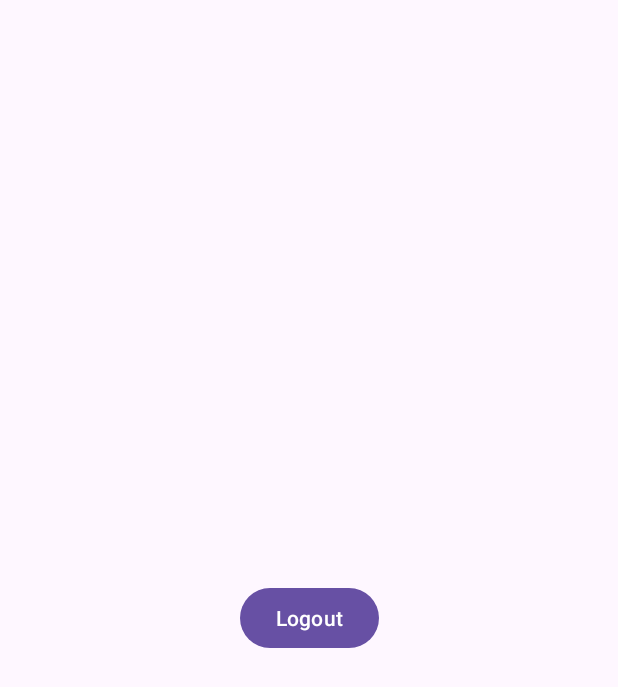
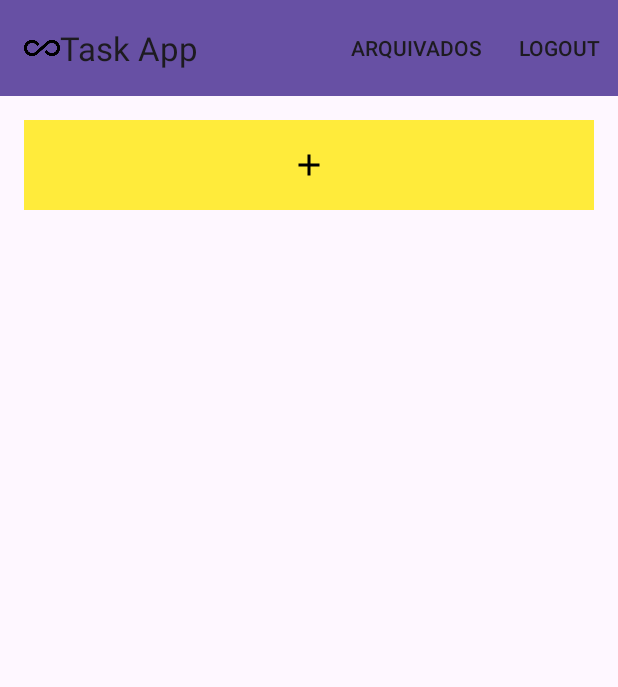
Before and after one commit to danalcantara/TaskApp, an Android app: the screen it shows after launch once a user with an empty profile is signed in (MainActivity), on a phone screen of 412 x 824 dp. Shown: the top 687 px of the screen. Run offline under Robolectric (Android 15) with nearby library versions, the phone set to English and light mode, and no system bars; our stand-ins replace Firebase (no records; nobody signed in at launch, a user with empty details on screens opened directly).

Commit message:
adiciona lista tarefas, adiciona menu, e muito mais

```diff
--- /dev/null
+++ b/app/src/main/java/com/doublevision/taskapp/Activities/MainActivity.kt
@@ -0,0 +1,70 @@
+package com.doublevision.taskapp.Activities
+
+import android.content.Intent
+import android.os.Bundle
+import android.view.Menu
+import android.view.MenuInflater
+import android.view.MenuItem
+import android.view.View
+import android.widget.Toast
+import androidx.activity.enableEdgeToEdge
+import androidx.appcompat.app.AppCompatActivity
+import androidx.core.view.MenuProvider
+import androidx.core.view.ViewCompat
+import androidx.core.view.WindowInsetsCompat
+import com.doublevision.taskapp.R
+import com.doublevision.taskapp.databinding.ActivityMainBinding
+import com.google.android.material.appbar.MaterialToolbar
+import com.google.firebase.auth.FirebaseAuth
+
+class MainActivity : AppCompatActivity() {
+    val binding by lazy {
+        ActivityMainBinding.inflate(layoutInflater)
+    }
+    val firebaseauth by lazy {
+        FirebaseAuth.getInstance()
+    }
+    override fun onCreate(savedInstanceState: Bundle?) {
+        super.onCreate(savedInstanceState)
+        enableEdgeToEdge()
+        setContentView(binding.root)
+        ViewCompat.setOnApplyWindowInsetsListener(findViewById(R.id.main)) { v, insets ->
+            val systemBars = insets.getInsets(WindowInsetsCompat.Type.systemBars())
+            v.setPadding(systemBars.left, systemBars.top, systemBars.right, systemBars.bottom)
+            insets
+        }
+        toolbarInitializer(binding.toolbarMain)
+    }
+
+    fun toolbarInitializer(tool: MaterialToolbar) {
+        setSupportActionBar(tool)  //adiciona support ao action bar
+        supportActionBar?.apply {
+            setIcon(R.drawable.img_logo)
+        }
+        //adiciona menu na barra
+        addMenuProvider(
+            object : MenuProvider {
+                override fun onCreateMenu(menu: Menu, menuInflater: MenuInflater) {
+                    menuInflater.inflate(R.menu.main_menu, menu)
+                }
+
+                override fun onMenuItemSelected(menuItem: MenuItem): Boolean {
+                    when (menuItem.itemId){
+                        R.id.btn_arquivado -> Toast.makeText(this@MainActivity, "Botao de arquivo", Toast.LENGTH_SHORT)
+                        R.id.btn_logout -> deslogarUsuario()
+                    }
+                    return true
+                }
+
+            }
+        )
+}
+    fun criarTarefaClick(view: View){
+        startActivity(Intent(this, CreateNewTaskActivity::class.java))
+    }
+
+    fun deslogarUsuario(){
+        firebaseauth.signOut()
+        startActivity(Intent(this, LoginActivity::class.java))
+    }
+}
--- a/app/src/main/java/com/doublevision/taskapp/RegisterActivity.kt
+++ b/app/src/main/java/com/doublevision/taskapp/Activities/RegisterActivity.kt
@@ -1,4 +1,4 @@
-package com.doublevision.taskapp
+package com.doublevision.taskapp.Activities
 
 import android.content.Intent
 import android.os.Bundle
@@ -15,13 +15,13 @@ import com.doublevision.taskapp.Api.RetrofitHelper
 import com.doublevision.taskapp.Constants.Constants
 import com.doublevision.taskapp.Interfaces.IEnderecoAPI
 import com.doublevision.taskapp.Model.Endereco
+import com.doublevision.taskapp.R
 import com.doublevision.taskapp.databinding.ActivityRegisterBinding
 import com.google.firebase.auth.FirebaseAuth
 import com.google.firebase.firestore.FirebaseFirestore
 import kotlinx.coroutines.Dispatchers
 import kotlinx.coroutines.launch
 import kotlinx.coroutines.suspendCancellableCoroutine
-import kotlinx.coroutines.tasks.await
 import kotlinx.coroutines.withContext
 import kotlin.coroutines.resume
 
--- /dev/null
+++ b/app/src/main/java/com/doublevision/taskapp/Fragments/TaskList.kt
@@ -0,0 +1,99 @@
+package com.doublevision.taskapp.Fragments
+
+import TaskAdapter
+import android.content.Context
+import android.os.Bundle
+import android.util.Log
+import androidx.fragment.app.Fragment
+import android.view.LayoutInflater
+import android.view.View
+import android.view.ViewGroup
+import android.widget.LinearLayout
+import android.widget.Toast
+import androidx.recyclerview.widget.LinearLayoutManager
+//import com.doublevision.taskapp.Adapter.TaskListAdapter
+import com.doublevision.taskapp.Model.Task
+import com.doublevision.taskapp.R
+import com.doublevision.taskapp.databinding.FragmentTaskListBinding
+import com.google.firebase.auth.FirebaseAuth
+import com.google.firebase.firestore.FirebaseFirestore
+import com.google.firebase.firestore.ListenerRegistration
+import com.google.firebase.firestore.toObject
+import java.util.Date
+
+class TaskList : Fragment() {
+    private var _binding : FragmentTaskListBinding? = null
+    private val binding get() = _binding
+    lateinit var task_adapter:TaskAdapter
+    private var listaTask:MutableList<Task> = mutableListOf()
+
+    val firebasestore by lazy {
+        FirebaseFirestore.getInstance()
+    }
+    val firebaseauth by lazy {
+        FirebaseAuth.getInstance()
+    }
+    lateinit var eventSnapshot: ListenerRegistration
+    override fun onCreate(savedInstanceState: Bundle?) {
+        super.onCreate(savedInstanceState)
+
+    }
+
+    override fun onStart() {
+        super.onStart()
+        recuperarTask()
+    }
+    override fun onCreateView(
+        inflater: LayoutInflater, container: ViewGroup?,
+        savedInstanceState: Bundle?
+    ): View? {
+        _binding = FragmentTaskListBinding.inflate(inflater,container,false)
+        return binding?.root
+    }
+
+    override fun onViewCreated(view: View, savedInstanceState: Bundle?) {
+        super.onViewCreated(view, savedInstanceState)
+        task_adapter = TaskAdapter{
+            task ->
+
+            Toast.makeText(requireContext(),"Clicado com sucesso", Toast.LENGTH_SHORT).show()
+
+        }
+        binding?.rcListTask?.adapter = task_adapter
+        binding?.rcListTask?.layoutManager = LinearLayoutManager(requireContext())
+
+    }
+
+    private fun recuperarTask(){
+
+        var id_usuario = firebaseauth.currentUser?.uid
+        if (id_usuario != null) {
+            eventSnapshot = firebasestore.collection("task").document(id_usuario).collection("task_disponivel")
+                    .addSnapshotListener { task, e ->
+                        if (e != null){
+                            return@addSnapshotListener
+                        }
+
+                        listaTask.clear()
+                    if (task != null) {
+                        for (document in task.documents) {
+                            document.toObject(Task::class.java)?.let { listaTask.add(it) }
+
+                            Toast.makeText(requireContext(),"Sucesso ao recuperar task", Toast.LENGTH_SHORT)
+
+                        }
+                        if (listaTask.isNotEmpty()){
+                            task_adapter.adicionaItensALista(listaTask)
+                    }
+                }
+
+            }
+        }
+    }
+
+    override fun onDestroy() {
+        super.onDestroy()
+        _binding = null
+        eventSnapshot?.remove()
+    }
+}
--- a/app/src/main/java/com/doublevision/taskapp/MainActivity.kt
+++ /dev/null
@@ -1,34 +0,0 @@
-package com.doublevision.taskapp
-
-import android.content.Intent
-import android.os.Bundle
-import android.view.View
-import androidx.activity.enableEdgeToEdge
-import androidx.appcompat.app.AppCompatActivity
-import androidx.core.view.ViewCompat
-import androidx.core.view.WindowInsetsCompat
-import com.doublevision.taskapp.databinding.ActivityMainBinding
-import com.google.firebase.auth.FirebaseAuth
-
-class MainActivity : AppCompatActivity() {
-    val binding by lazy {
-        ActivityMainBinding.inflate(layoutInflater)
-    }
-    val firebaseauth by lazy {
-        FirebaseAuth.getInstance()
-    }
-    override fun onCreate(savedInstanceState: Bundle?) {
-        super.onCreate(savedInstanceState)
-        enableEdgeToEdge()
-        setContentView(binding.root)
-        ViewCompat.setOnApplyWindowInsetsListener(findViewById(R.id.main)) { v, insets ->
-            val systemBars = insets.getInsets(WindowInsetsCompat.Type.systemBars())
-            v.setPadding(systemBars.left, systemBars.top, systemBars.right, systemBars.bottom)
-            insets
-        }
-    }
-    fun deslogarUsuario(view:View){
-        firebaseauth.signOut()
-        startActivity(Intent(this, LoginActivity::class.java))
-    }
-}
--- /dev/null
+++ b/app/src/main/res/drawable/btn_adicionar.xml
@@ -0,0 +1,5 @@
+<vector xmlns:android="http://schemas.android.com/apk/res/android" android:height="24dp" android:tint="#000000" android:viewportHeight="24" android:viewportWidth="24" android:width="24dp">
+
+    <path android:fillColor="@android:color/white" android:pathData="M19,13h-6v6h-2v-6H5v-2h6V5h2v6h6v2z"/>
+
+</vector>
--- a/app/src/main/res/layout/activity_login.xml
+++ b/app/src/main/res/layout/activity_login.xml
@@ -5,7 +5,7 @@
     android:id="@+id/main"
     android:layout_width="match_parent"
     android:layout_height="match_parent"
-    tools:context=".LoginActivity">
+    tools:context=".Activities.LoginActivity">
 
     <com.airbnb.lottie.LottieAnimationView
         android:id="@+id/loadingAnimationLogin"
--- a/app/src/main/res/layout/activity_main.xml
+++ b/app/src/main/res/layout/activity_main.xml
@@ -5,18 +5,47 @@
     android:id="@+id/main"
     android:layout_width="match_parent"
     android:layout_height="match_parent"
-    tools:context=".MainActivity">
+    tools:context=".Activities.MainActivity">
 
-    <Button
-        android:id="@+id/btn_logout"
-        android:layout_width="wrap_content"
-        android:layout_height="wrap_content"
-        android:onClick="deslogarUsuario"
-        android:text="Logout"
-        app:layout_constraintBottom_toBottomOf="parent"
+    <ImageButton
+        android:id="@+id/imageButton"
+        android:layout_width="0dp"
+        android:layout_height="60.dp"
+        android:layout_marginStart="16dp"
+        android:layout_marginTop="16dp"
+        android:layout_marginEnd="16dp"
+        android:background="#FFEB3B"
+        android:onClick="criarTarefaClick"
+        android:scaleType="center"
+        android:src="@drawable/btn_adicionar"
         app:layout_constraintEnd_toEndOf="parent"
         app:layout_constraintHorizontal_bias="0.5"
         app:layout_constraintStart_toStartOf="parent"
-        app:layout_constraintTop_toTopOf="parent"
-        app:layout_constraintVertical_bias="0.5" />
+        app:layout_constraintTop_toBottomOf="@+id/toolbarMain" />
+
+    <com.google.android.material.appbar.MaterialToolbar
+        android:id="@+id/toolbarMain"
+        android:layout_width="0dp"
+        android:layout_height="wrap_content"
+        android:background="?attr/colorPrimary"
+        android:minHeight="?attr/actionBarSize"
+        android:theme="?attr/actionBarTheme"
+        app:layout_constraintEnd_toEndOf="parent"
+        app:layout_constraintHorizontal_bias="0.5"
+        app:layout_constraintStart_toStartOf="parent"
+        app:layout_constraintTop_toTopOf="parent" />
+
+    <androidx.fragment.app.FragmentContainerView
+        android:id="@+id/fragmentContainerView"
+        android:name="com.doublevision.taskapp.Fragments.TaskList"
+        android:layout_width="0dp"
+        android:layout_height="0dp"
+        android:layout_marginStart="8dp"
+        android:layout_marginTop="8dp"
+        android:layout_marginEnd="8dp"
+        app:layout_constraintBottom_toBottomOf="parent"
+        app:layout_constraintEnd_toEndOf="parent"
+        app:layout_constraintStart_toStartOf="parent"
+        app:layout_constraintTop_toBottomOf="@+id/imageButton" />
+
 </androidx.constraintlayout.widget.ConstraintLayout>
--- a/app/src/main/res/layout/activity_register.xml
+++ b/app/src/main/res/layout/activity_register.xml
@@ -15,7 +15,7 @@
         android:id="@+id/main"
         android:layout_width="match_parent"
         android:layout_height="match_parent"
-        tools:context=".RegisterActivity">
+        tools:context=".Activities.RegisterActivity">
 
         <com.airbnb.lottie.LottieAnimationView
             android:id="@+id/loadingAnimation"
--- /dev/null
+++ b/app/src/main/res/layout/fragment_task_list.xml
@@ -0,0 +1,13 @@
+<?xml version="1.0" encoding="utf-8"?>
+<FrameLayout xmlns:android="http://schemas.android.com/apk/res/android"
+    xmlns:tools="http://schemas.android.com/tools"
+    android:layout_width="match_parent"
+    android:layout_height="match_parent"
+    tools:context=".Fragments.TaskList">
+
+    <androidx.recyclerview.widget.RecyclerView
+        android:id="@+id/rcListTask"
+        android:layout_width="match_parent"
+        android:layout_height="match_parent"
+        tools:listitem="@layout/item_recicler_task_list" />
+</FrameLayout>
--- /dev/null
+++ b/app/src/main/res/menu/main_menu.xml
@@ -0,0 +1,12 @@
+<?xml version="1.0" encoding="utf-8"?>
+<menu xmlns:app="http://schemas.android.com/apk/res-auto"
+    xmlns:android="http://schemas.android.com/apk/res/android">
+    <item
+        android:id="@+id/btn_arquivado"
+        android:title="Arquivados"
+        app:showAsAction="always" />
+    <item
+        android:id="@+id/btn_logout"
+        android:title="Logout"
+        app:showAsAction="always" />
+</menu>
--- a/app/src/main/res/values/strings.xml
+++ b/app/src/main/res/values/strings.xml
@@ -1,3 +1,5 @@
 <resources>
     <string name="app_name">Task App</string>
+    <!-- TODO: Remove or change this placeholder text -->
+    <string name="hello_blank_fragment">Hello blank fragment</string>
 </resources>
```
Also changed, not shown: app/src/main/AndroidManifest.xml (+6 -3 lines), app/src/main/java/com/doublevision/taskapp/Activities/CreateNewTaskActivity.kt (added, +135 -0 lines), app/src/main/java/com/doublevision/taskapp/Activities/LoginActivity.kt (renamed from app/src/main/java/com/doublevision/taskapp/LoginActivity.kt, +3 -5 lines), app/src/main/java/com/doublevision/taskapp/Adapter/TaskListAdapter.kt (added, +49 -0 lines), app/src/main/java/com/doublevision/taskapp/Model/Task.kt (added, +13 -0 lines), app/src/main/res/layout/activity_create_new_task.xml (added, +116 -0 lines), app/src/main/res/layout/item_recicler_task_list.xml (added, +55 -0 lines).
